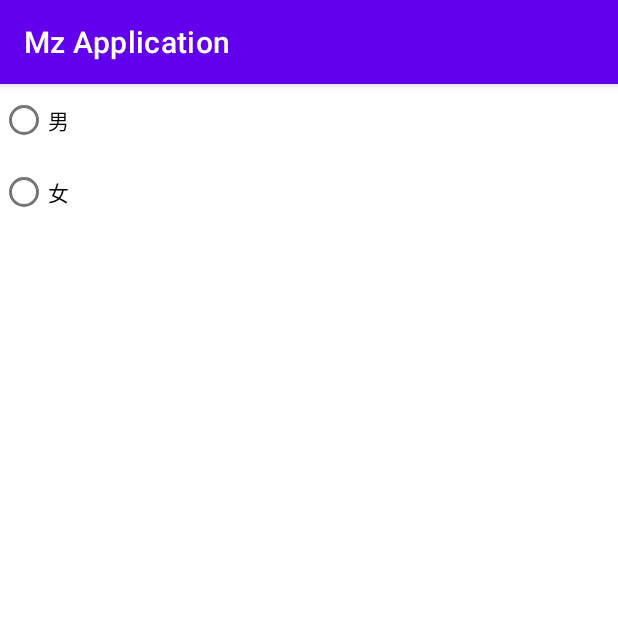
After one commit to Mz-unitst/Android, an Android app: the RadioButtonActivity screen opened directly, with no data from a screen before it, on a phone screen of 412 x 824 dp, the top half of it. The commit adds this screen. Run offline under Robolectric (Android 15) with nearby library versions, the phone set to English and light mode, and no system bars.

Commit message:
RadioBox

```diff
--- /dev/null
+++ b/app/src/main/java/com/example/myapplication/RadioButtonActivity.java
@@ -0,0 +1,25 @@
+package com.example.myapplication;
+
+import androidx.appcompat.app.AppCompatActivity;
+
+import android.os.Bundle;
+import android.widget.RadioButton;
+import android.widget.RadioGroup;
+import android.widget.Toast;
+
+public class RadioButtonActivity extends AppCompatActivity {
+    private RadioGroup mRbg1;
+    @Override
+    protected void onCreate(Bundle savedInstanceState) {
+        super.onCreate(savedInstanceState);
+        setContentView(R.layout.activity_radio_button);
+        mRbg1=findViewById(R.id.rbg_1);
+        mRbg1.setOnCheckedChangeListener(new RadioGroup.OnCheckedChangeListener() {
+            @Override
+            public void onCheckedChanged(RadioGroup radioGroup, int i) {
+                RadioButton radioButton=radioGroup.findViewById(i);
+                Toast.makeText(RadioButtonActivity.this,radioButton.getText(),Toast.LENGTH_SHORT).show();
+            }
+        });
+    }
+}
--- /dev/null
+++ b/app/src/main/res/layout/activity_radio_button.xml
@@ -0,0 +1,31 @@
+<?xml version="1.0" encoding="utf-8"?>
+<RelativeLayout xmlns:android="http://schemas.android.com/apk/res/android"
+
+    xmlns:tools="http://schemas.android.com/tools"
+    android:layout_width="match_parent"
+    android:layout_height="match_parent"
+    tools:context=".RadioButtonActivity">
+
+    <RadioGroup
+        android:id="@+id/rbg_1"
+        android:layout_width="wrap_content"
+        android:layout_height="wrap_content"
+        android:orientation="vertical">
+
+        <RadioButton
+            android:id="@+id/rb_1"
+            android:layout_width="wrap_content"
+            android:layout_height="wrap_content"
+            android:text="男" />
+
+        <RadioButton
+            android:id="@+id/rb_2"
+            android:layout_width="wrap_content"
+            android:layout_height="wrap_content"
+            android:text="女" />
+    </RadioGroup>
+
+
+
+
+</RelativeLayout>
```
Also changed, not shown: app/src/main/AndroidManifest.xml (+7 -0 lines), app/src/main/java/com/example/myapplication/MainActivity.java (+34 -27 lines), app/src/main/res/layout/activity_main.xml (+7 -1 lines).
